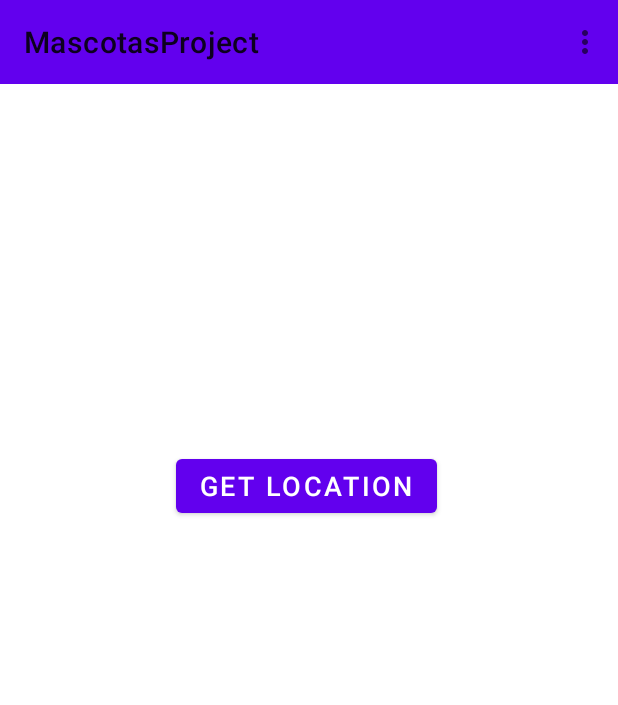
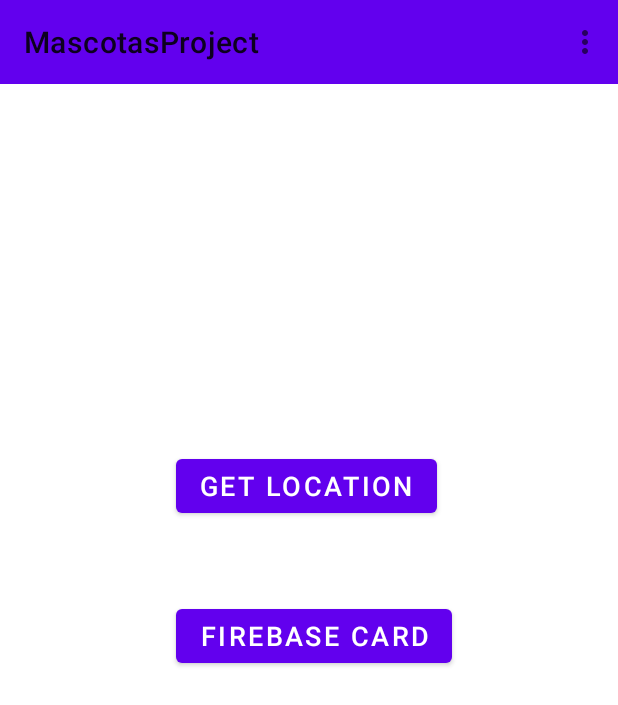
Before and after one commit to karen-velasquez/AppMascotas, an Android app: the screen it shows after launch (MainActivity), on a phone screen of 412 x 824 dp. Shown: the top 705 px of the screen. Run offline under Robolectric (Android 15) with nearby library versions, the phone set to English and light mode, and no system bars.

Commit message:
Creando FirebaseCard

```diff
--- a/app/src/main/java/com/example/mascotasproject/MainActivity.kt
+++ b/app/src/main/java/com/example/mascotasproject/MainActivity.kt
@@ -1,5 +1,6 @@
 package com.example.mascotasproject
 
+import android.content.Intent
 import android.content.pm.PackageManager
 import android.os.Bundle
 import com.google.android.material.floatingactionbutton.FloatingActionButton
@@ -27,6 +28,12 @@ class MainActivity : AppCompatActivity() {
         fusedLocationProviderClient = LocationServices.getFusedLocationProviderClient(this)
         findViewById<Button>(R.id.btn_getLocation).setOnClickListener{
             fetchLocation()
+        }
+        //Boton Firebase card view
+        val btnOpenActivity: Button =findViewById(R.id.btn_firebase_card)
+        btnOpenActivity.setOnClickListener{
+            val intent= Intent(this, FirebaseCard:: class.java)
+            startActivity(intent)
         }
 
     }
--- a/app/src/main/res/layout/activity_main.xml
+++ b/app/src/main/res/layout/activity_main.xml
@@ -22,6 +22,15 @@
         android:layout_marginLeft="15dp"
         android:layout_marginTop="300dp"
         android:layout_marginStart="117dp" />
+    <Button
+        android:id="@+id/btn_firebase_card"
+        android:layout_width="wrap_content"
+        android:layout_height="wrap_content"
+        android:text="FIREBASE CARD"
+        android:textSize="18sp"
+        android:layout_marginLeft="40dp"
+        android:layout_marginTop="400dp"
+        android:layout_marginStart="117dp" />
 
 
 
```
Also changed, not shown: app/src/main/AndroidManifest.xml (+7 -5 lines), app/src/main/java/com/example/mascotasproject/FirebaseCard.java (added, +14 -0 lines), app/src/main/res/layout/firebase_card.xml (added, +15 -0 lines).
